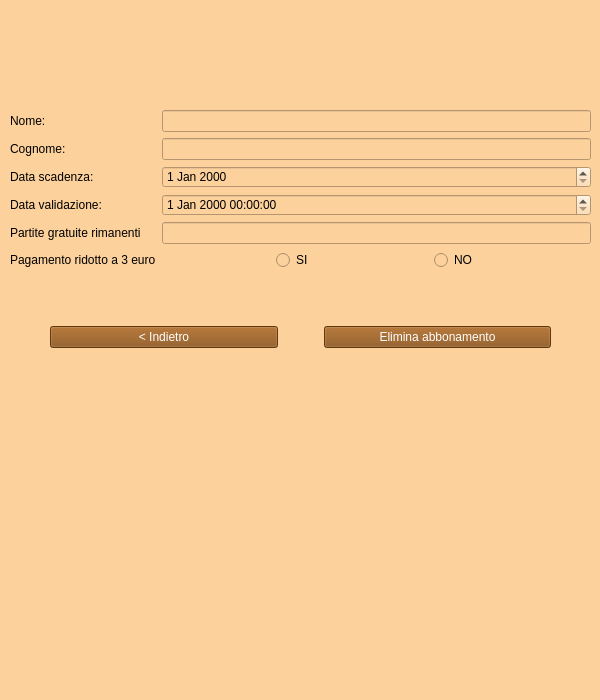
Qt form Abbonamento/view/vistaAbbonamento.ui (ManuelMarrone/GestioneBowling) before a commit.
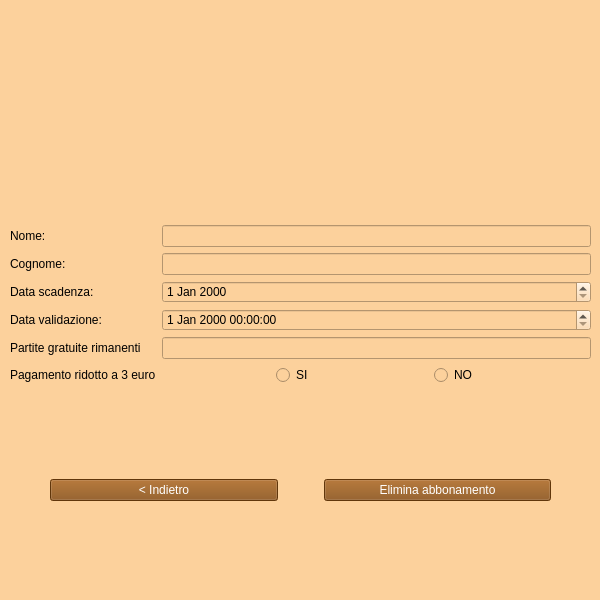
The same form after that commit. Icons and pictures are not drawn.

```diff
--- a/Abbonamento/view/vistaAbbonamento.ui
+++ b/Abbonamento/view/vistaAbbonamento.ui
@@ -7,19 +7,19 @@
     <x>0</x>
     <y>0</y>
     <width>600</width>
-    <height>700</height>
+    <height>600</height>
    </rect>
   </property>
   <property name="minimumSize">
    <size>
     <width>600</width>
-    <height>700</height>
+    <height>600</height>
    </size>
   </property>
   <property name="maximumSize">
    <size>
     <width>600</width>
-    <height>700</height>
+    <height>600</height>
    </size>
   </property>
   <property name="windowTitle">
@@ -34,12 +34,38 @@
      <x>10</x>
      <y>10</y>
      <width>581</width>
-     <height>681</height>
+     <height>531</height>
     </rect>
    </property>
    <layout class="QVBoxLayout" name="verticalLayout">
     <item>
-     <layout class="QHBoxLayout" name="horizontalLayout"/>
+     <layout class="QHBoxLayout" name="horizontalLayout">
+      <item>
+       <widget class="QLabel" name="label_7">
+        <property name="minimumSize">
+         <size>
+          <width>150</width>
+          <height>150</height>
+         </size>
+        </property>
+        <property name="maximumSize">
+         <size>
+          <width>150</width>
+          <height>150</height>
+         </size>
+        </property>
+        <property name="text">
+         <string/>
+        </property>
+        <property name="pixmap">
+         <pixmap>../../Logo_bowling.png</pixmap>
+        </property>
+        <property name="scaledContents">
+         <bool>true</bool>
+        </property>
+       </widget>
+      </item>
+     </layout>
     </item>
     <item>
      <spacer name="verticalSpacer">
@@ -52,7 +78,7 @@
       <property name="sizeHint" stdset="0">
        <size>
         <width>20</width>
-        <height>100</height>
+        <height>20</height>
        </size>
       </property>
      </spacer>
@@ -274,6 +300,9 @@
       <property name="orientation">
        <enum>Qt::Vertical</enum>
       </property>
+      <property name="sizeType">
+       <enum>QSizePolicy::Minimum</enum>
+      </property>
       <property name="sizeHint" stdset="0">
        <size>
         <width>20</width>
```
Left out of the diff: 14 changed lines with no effect on the pictures.
